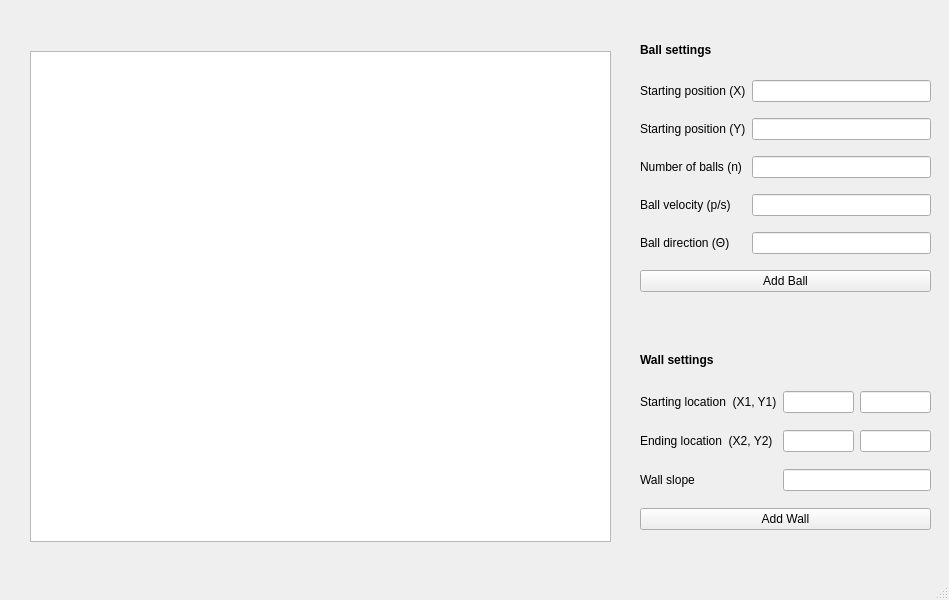
Qt form mainwindow.ui (dyitsme/STDISCM-MCO1) before a commit.
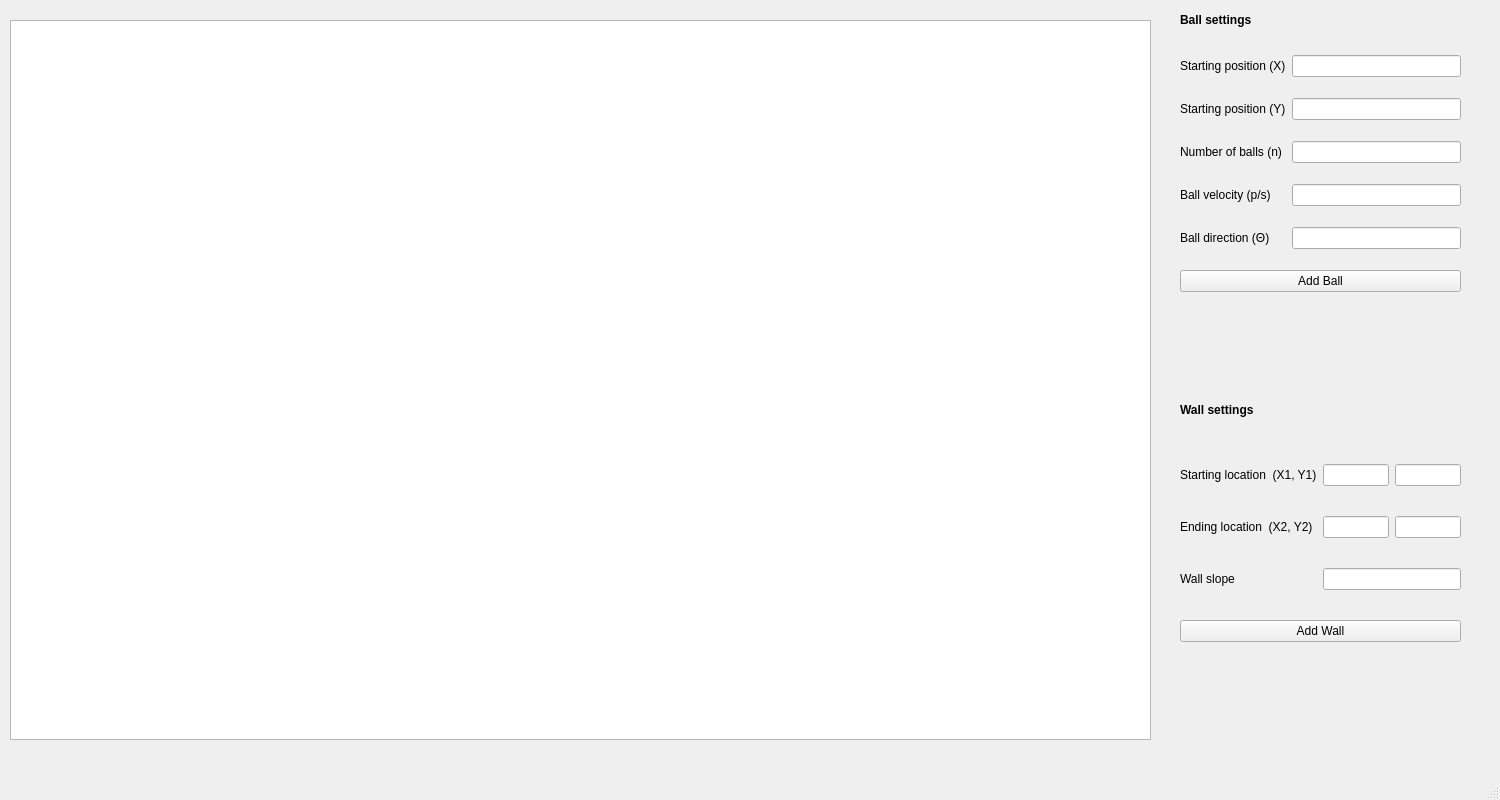
The same form after that commit.

Diff of the .ui file:
```diff
--- a/mainwindow.ui
+++ b/mainwindow.ui
@@ -6,8 +6,8 @@
    <rect>
     <x>0</x>
     <y>0</y>
-    <width>949</width>
-    <height>600</height>
+    <width>1500</width>
+    <height>800</height>
    </rect>
   </property>
   <property name="windowTitle">
@@ -17,20 +17,20 @@
    <widget class="QGraphicsView" name="graphicsView">
     <property name="geometry">
      <rect>
-      <x>30</x>
-      <y>51</y>
-      <width>581</width>
-      <height>491</height>
+      <x>10</x>
+      <y>20</y>
+      <width>1141</width>
+      <height>720</height>
      </rect>
     </property>
    </widget>
    <widget class="QWidget" name="gridLayoutWidget">
     <property name="geometry">
      <rect>
-      <x>640</x>
-      <y>70</y>
-      <width>291</width>
-      <height>233</height>
+      <x>1180</x>
+      <y>40</y>
+      <width>281</width>
+      <height>271</height>
      </rect>
     </property>
     <layout class="QGridLayout" name="ballGrid">
@@ -96,10 +96,10 @@
    <widget class="QWidget" name="gridLayoutWidget_2">
     <property name="geometry">
      <rect>
-      <x>640</x>
-      <y>380</y>
-      <width>291</width>
-      <height>163</height>
+      <x>1180</x>
+      <y>440</y>
+      <width>281</width>
+      <height>228</height>
      </rect>
     </property>
     <layout class="QGridLayout" name="wallGrid">
@@ -151,8 +151,8 @@
    <widget class="QLabel" name="label_9">
     <property name="geometry">
      <rect>
-      <x>640</x>
-      <y>350</y>
+      <x>1180</x>
+      <y>400</y>
       <width>141</width>
       <height>20</height>
      </rect>
@@ -169,8 +169,8 @@
    <widget class="QLabel" name="label_10">
     <property name="geometry">
      <rect>
-      <x>640</x>
-      <y>40</y>
+      <x>1180</x>
+      <y>10</y>
       <width>141</width>
       <height>20</height>
      </rect>
```
Left out of the diff: 42 changed lines with no effect on the pictures.
